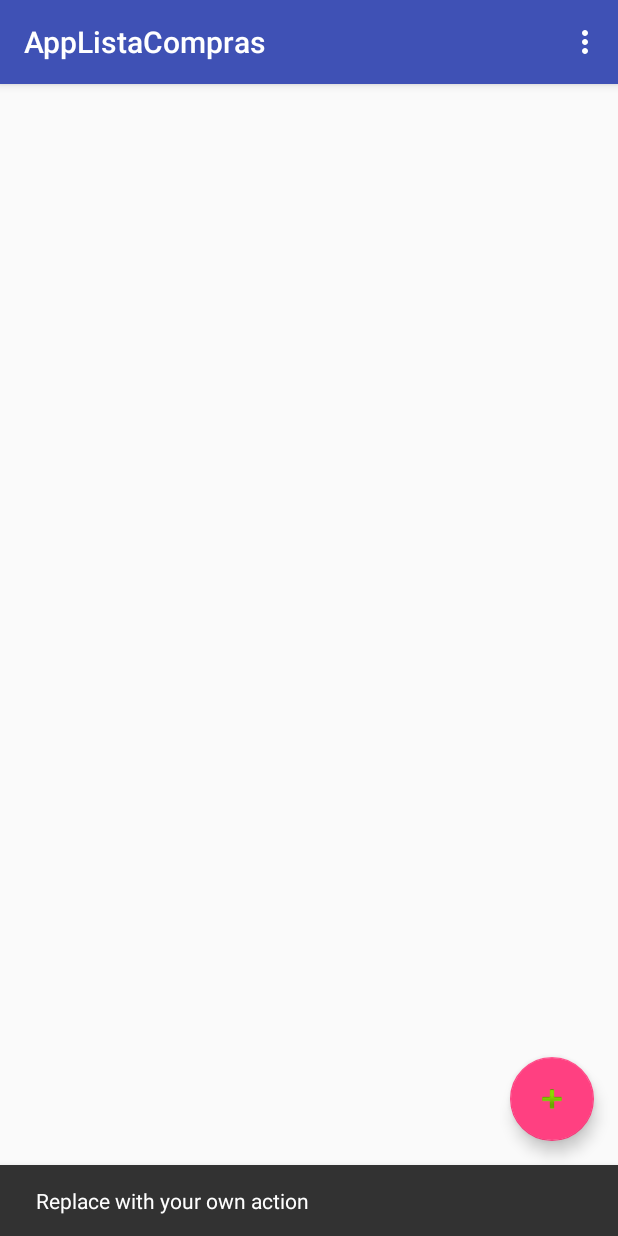
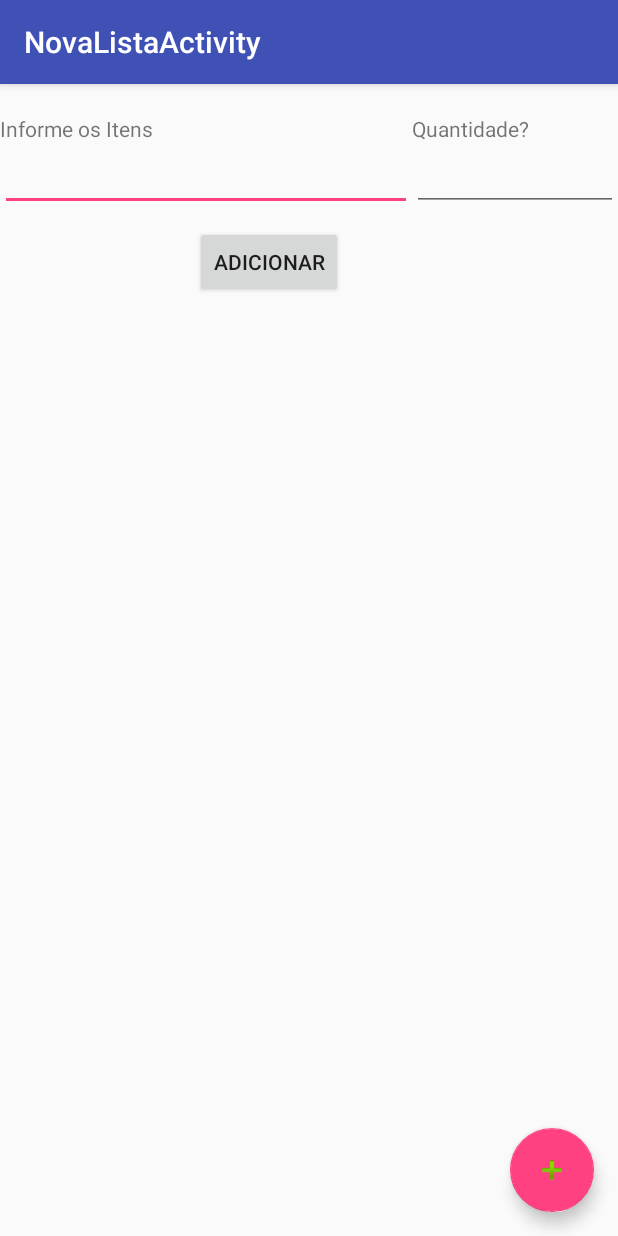
Before and after one commit to verxm/AppListaCompras, an Android app: the screen it shows after launch (ListasActivity before the commit, NovaListaActivity after it), after a tap on an icon or button, on a phone screen of 412 x 824 dp. Run offline under Robolectric (Android 15) with nearby library versions, the phone set to English and light mode, and no system bars; 4 statements that could not run were skipped.

```diff
--- a/app/src/main/java/com/example/projeto/applistacompras/Controller/Lista.java
+++ b/app/src/main/java/com/example/projeto/applistacompras/Model/Lista.java
@@ -1,6 +1,5 @@
-package com.example.projeto.applistacompras.Controller;
+package com.example.projeto.applistacompras.Model;
 
-import java.lang.reflect.Array;
 import java.util.ArrayList;
 import java.util.Date;
 
--- a/app/src/main/java/com/example/projeto/applistacompras/View/ListasActivity.java
+++ b/app/src/main/java/com/example/projeto/applistacompras/View/ListasActivity.java
@@ -1,5 +1,6 @@
 package com.example.projeto.applistacompras.View;
 
+import android.content.Intent;
 import android.os.Bundle;
 import android.support.design.widget.FloatingActionButton;
 import android.support.design.widget.Snackbar;
@@ -8,12 +9,14 @@ import android.support.v7.widget.Toolbar;
 import android.view.View;
 import android.view.Menu;
 import android.view.MenuItem;
+import android.widget.EditText;
+import android.widget.ListView;
 
 import com.example.projeto.applistacompras.R;
 
 public class ListasActivity extends AppCompatActivity {
 
-    private  String teste;
+    private ListView lvListaComprasPendentes;
 
     @Override
     protected void onCreate(Bundle savedInstanceState) {
@@ -22,12 +25,16 @@ public class ListasActivity extends AppCompatActivity {
         Toolbar toolbar = (Toolbar) findViewById(R.id.toolbar);
         setSupportActionBar(toolbar);
 
+        lvListaComprasPendentes.findViewById(R.id.lvListaComprasPendentes);
+
         FloatingActionButton fab = (FloatingActionButton) findViewById(R.id.fab);
         fab.setOnClickListener(new View.OnClickListener() {
             @Override
             public void onClick(View view) {
-                Snackbar.make(view, "Replace with your own action", Snackbar.LENGTH_LONG)
-                        .setAction("Action", null).show();
+//                Snackbar.make(view, "Replace with your own action", Snackbar.LENGTH_LONG)
+//                        .setAction("Action", null).show();
+                Intent i = new Intent(ListasActivity.this, NovaListaActivity.class);
+                startActivity(i);
             }
         });
     }
--- a/app/src/main/java/com/example/projeto/applistacompras/View/NovaListaActivity.java
+++ b/app/src/main/java/com/example/projeto/applistacompras/View/NovaListaActivity.java
@@ -6,10 +6,16 @@ import android.support.design.widget.Snackbar;
 import android.support.v7.app.AppCompatActivity;
 import android.support.v7.widget.Toolbar;
 import android.view.View;
+import android.widget.EditText;
+import android.widget.ListView;
 
 import com.example.projeto.applistacompras.R;
 
 public class NovaListaActivity extends AppCompatActivity {
+
+    private EditText etNomeItem, etQuantidade;
+    private ListView lvItens;
+
 
     @Override
     protected void onCreate(Bundle savedInstanceState) {
@@ -17,6 +23,10 @@ public class NovaListaActivity extends AppCompatActivity {
         setContentView(R.layout.activity_nova_lista);
         Toolbar toolbar = (Toolbar) findViewById(R.id.toolbar);
         setSupportActionBar(toolbar);
+
+        etNomeItem.findViewById(R.id.etNomeItem);
+        etQuantidade.findViewById(R.id.etQuantidade);
+        lvItens.findViewById(R.id.lvItens);
 
         FloatingActionButton fab = (FloatingActionButton) findViewById(R.id.fab);
         fab.setOnClickListener(new View.OnClickListener() {
--- a/app/src/main/res/layout/content_listas.xml
+++ b/app/src/main/res/layout/content_listas.xml
@@ -9,9 +9,9 @@
     tools:showIn="@layout/activity_listas">
 
     <ListView
+        android:id="@+id/lvListaComprasPendentes"
         android:layout_width="match_parent"
-        android:layout_height="match_parent"
-        android:id="@+id/lvListaComprasPendentes"></ListView>
+        android:layout_height="match_parent"></ListView>
 
 
 
--- a/app/src/main/res/layout/content_nova_lista.xml
+++ b/app/src/main/res/layout/content_nova_lista.xml
@@ -1,5 +1,5 @@
 <?xml version="1.0" encoding="utf-8"?>
-<ScrollView xmlns:android="http://schemas.android.com/apk/res/android"
+<LinearLayout xmlns:android="http://schemas.android.com/apk/res/android"
     xmlns:app="http://schemas.android.com/apk/res-auto"
     xmlns:tools="http://schemas.android.com/tools"
     android:layout_width="match_parent"
@@ -42,15 +42,16 @@
             android:orientation="horizontal">
 
             <EditText
+                android:id="@+id/etNomeItem"
                 android:layout_width="0dp"
                 android:layout_height="wrap_content"
-                android:layout_weight="2"
-                android:id="@+id/etItem"/>
+                android:layout_weight="2" />
 
             <EditText
                 android:layout_width="0dp"
                 android:layout_height="wrap_content"
-                android:layout_weight="1" />
+                android:layout_weight="1"
+                android:id="@+id/etQuantidade"/>
 
         </LinearLayout>
 
@@ -69,14 +70,13 @@
         </LinearLayout>
 
 
-
         <ListView
+            android:id="@+id/lvItens"
             android:layout_width="match_parent"
             android:layout_height="match_parent"
-            android:id="@+id/lvAddCompras"
             android:layout_marginTop="15sp"></ListView>
 
 
     </LinearLayout>
 
-</ScrollView>
+</LinearLayout>
```
Also changed, not shown: app/src/main/java/com/example/projeto/applistacompras/Controller/Conexao.java (added, +45 -0 lines), app/src/main/java/com/example/projeto/applistacompras/Model/Item.java (renamed from app/src/main/java/com/example/projeto/applistacompras/Controller/Item.java, +4 -4 lines).
